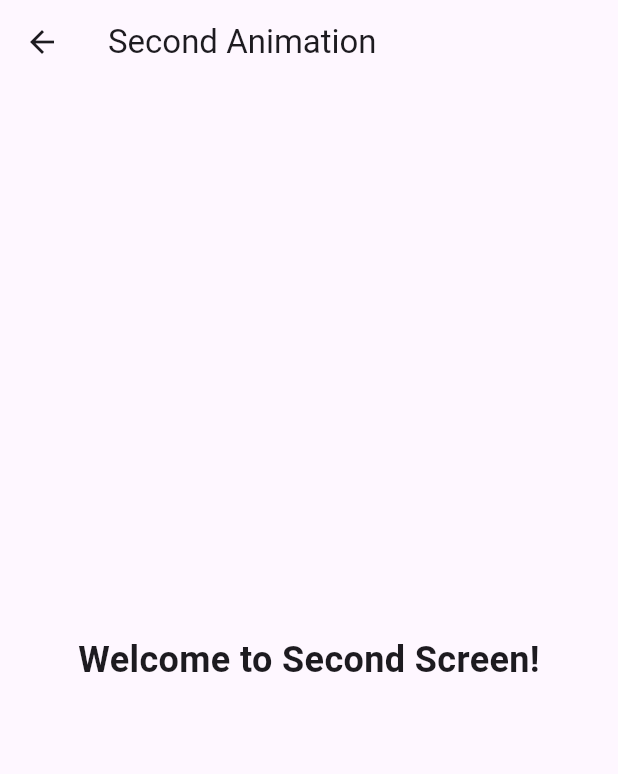
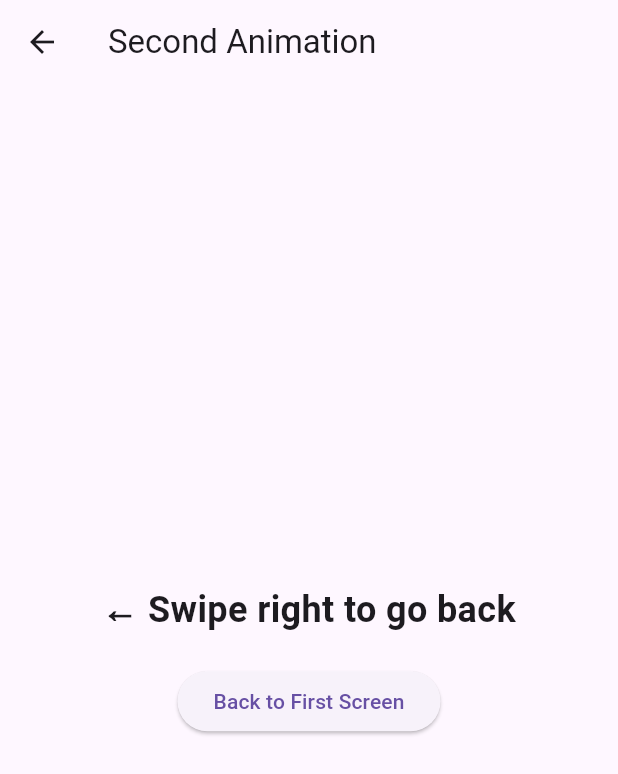
Before and after one commit to jalaparthi1/class_activity7, a Flutter app: the SecondScreen screen opened directly, on a phone screen of 412 x 824 dp. Shown: the top 774 px of the screen. Run offline on Flutter 3.47's test engine with Material 3 defaults, Android fonts, the light colour scheme and no system bars; our stand-ins replace flutter_colorpicker.

Commit message:
Updated main.dart with improved swipe navigation

```diff
--- a/lib/main.dart
+++ b/lib/main.dart
@@ -94,11 +94,14 @@ class _HomeScreenState extends State<HomeScreen> {
         ],
       ),
       body: GestureDetector(
-        onHorizontalDragEnd: (_) {
+        onPanUpdate: (details) {
+          // Detect left swipe to navigate to the second screen
+          if (details.delta.dx < -10) {
             Navigator.push(
               context,
               MaterialPageRoute(builder: (context) => SecondScreen()),
             );
+          }
         },
         child: Center(
           child: Column(
@@ -111,15 +114,20 @@ class _HomeScreenState extends State<HomeScreen> {
                 child: Transform.rotate(
                   angle: _rotationAngle,
                   child: Text(
-                    'Hello, Flutter!',
+                    'Swipe left to next screen →',
                     style: TextStyle(fontSize: 24, color: _textColor),
                   ),
                 ),
               ),
               SizedBox(height: 20),
               ElevatedButton(
-                onPressed: rotateText,
-                child: Text('Rotate Text'),
+                onPressed: () {
+                  Navigator.push(
+                    context,
+                    MaterialPageRoute(builder: (context) => SecondScreen()),
+                  );
+                },
+                child: Text('Go to Second Screen'),
               ),
             ],
           ),
@@ -139,18 +147,33 @@ class SecondScreen extends StatelessWidget {
     return Scaffold(
       appBar: AppBar(title: Text('Second Animation')),
       body: GestureDetector(
-        onHorizontalDragEnd: (_) {
+        onPanUpdate: (details) {
+          // Detect right swipe to navigate back to the first screen
+          if (details.delta.dx > 10) {
             Navigator.pop(context);
+          }
         },
         child: Center(
-          child: AnimatedOpacity(
+          child: Column(
+            mainAxisAlignment: MainAxisAlignment.center,
+            children: [
+              AnimatedOpacity(
                 opacity: 1.0,
                 duration: Duration(seconds: 3),
                 curve: Curves.bounceInOut,
                 child: Text(
-              'Welcome to Second Screen!',
+                  '← Swipe right to go back',
                   style: TextStyle(fontSize: 24, fontWeight: FontWeight.bold),
                 ),
+              ),
+              SizedBox(height: 20),
+              ElevatedButton(
+                onPressed: () {
+                  Navigator.pop(context);
+                },
+                child: Text('Back to First Screen'),
+              ),
+            ],
           ),
         ),
       ),
```
Lines whose indentation alone changed are shown as unchanged.
